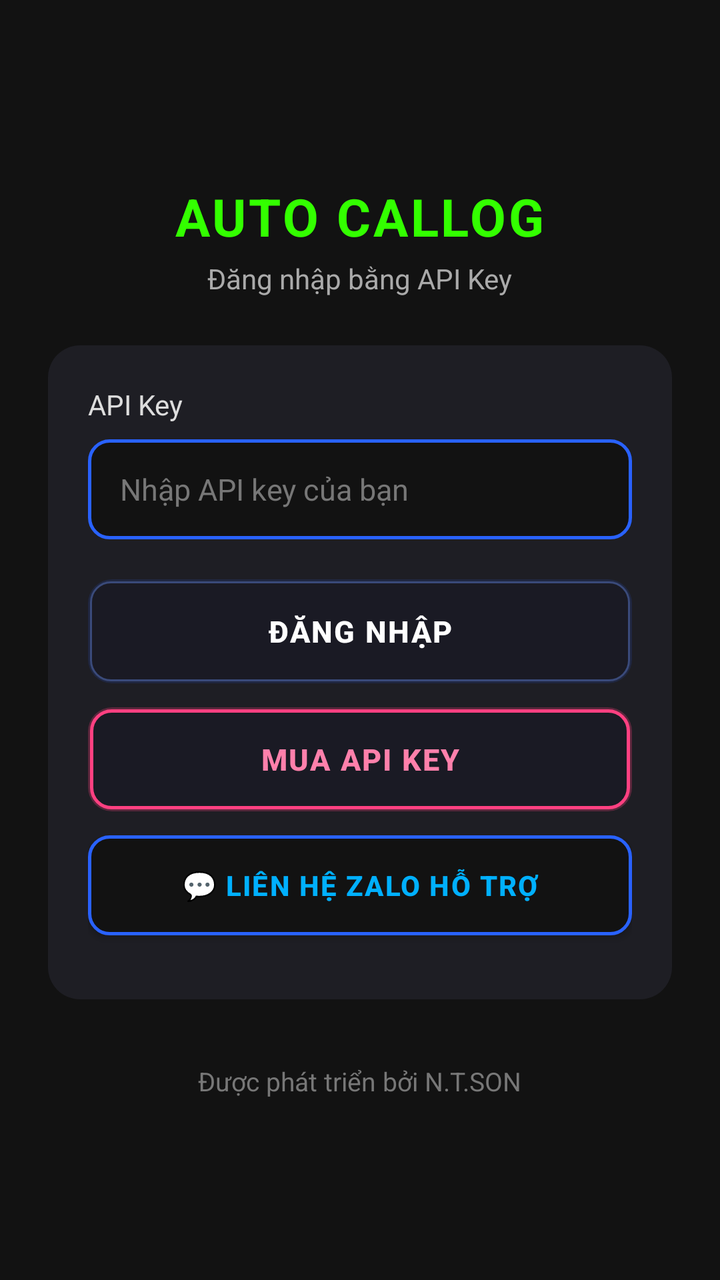
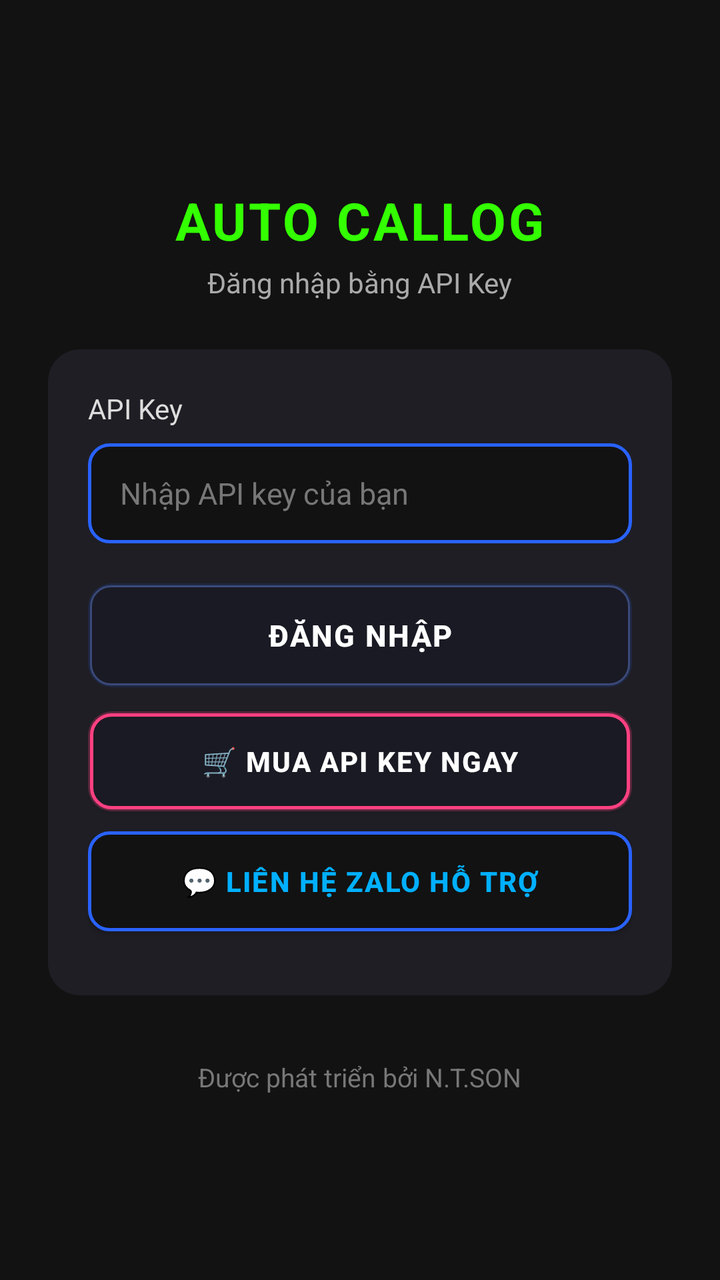

Screens rendered from an Android XML layout before and after an edit, with the pre-edit source and the edit as a unified diff.
<!-- AndroidManifest.xml: application theme Theme.AppCompat.Light.NoActionBar -->
<!-- res/layout/activity_check_key.xml -->
<?xml version="1.0" encoding="utf-8"?>
<LinearLayout xmlns:android="http://schemas.android.com/apk/res/android"
    android:layout_width="match_parent"
    android:layout_height="match_parent"
    android:orientation="vertical"
    android:gravity="center"
    android:background="#121212"
    android:padding="24dp">

    
    <TextView
        android:layout_width="wrap_content"
        android:layout_height="wrap_content"
        android:text="AUTO CALLOG"
        android:textSize="26sp"
        android:textStyle="bold"
        android:textColor="#33FF00"
        android:letterSpacing="0.05"
        android:layout_marginBottom="4dp"/>

    <TextView
        android:layout_width="wrap_content"
        android:layout_height="wrap_content"
        android:text="Đăng nhập bằng API Key"
        android:textSize="14sp"
        android:textColor="#AAAAAA"
        android:layout_marginBottom="24dp"/>

    
    <LinearLayout
        android:layout_width="match_parent"
        android:layout_height="wrap_content"
        android:orientation="vertical"
        android:background="@drawable/bg_card_license"
        android:padding="20dp"
        android:layout_marginBottom="32dp">

        <TextView
            android:layout_width="wrap_content"
            android:layout_height="wrap_content"
            android:text="API Key"
            android:textSize="14sp"
            android:textColor="#DDDDDD"
            android:layout_marginBottom="8dp"/>

        
        <EditText
            android:id="@+id/etKey"
            android:layout_width="match_parent"
            android:layout_height="50dp"
            android:hint="Nhập API key của bạn"
            android:textColorHint="#777777"
            android:textColor="#FFFFFF"
            android:textSize="15sp"
            android:background="@drawable/bg_edit_text"
            android:paddingHorizontal="16dp"
            android:singleLine="true"
            android:layout_marginBottom="20dp"/>

        
        <Button
            android:id="@+id/btnCheckKey"
            android:layout_width="match_parent"
            android:layout_height="52dp"
            android:text="ĐĂNG NHẬP"
            android:textColor="#FFFFFF"
            android:textStyle="bold"
            android:textSize="15sp"
            android:letterSpacing="0.05"
            android:background="@drawable/bg_btn_launch"
            android:layout_marginBottom="12dp"
            style="?android:attr/borderlessButtonStyle"/>

        
        <Button
            android:id="@+id/btnBuyKey"
            android:layout_width="match_parent"
            android:layout_height="52dp"
            android:text="MUA API KEY"
            android:textColor="#FF80AB"
            android:textStyle="bold"
            android:textSize="15sp"
            android:letterSpacing="0.05"
            android:background="@drawable/bg_btn_neon_pink"
            android:layout_marginBottom="12dp"
            style="?android:attr/borderlessButtonStyle"/>

        
        <Button
            android:id="@+id/btnContactZalo"
            android:layout_width="match_parent"
            android:layout_height="50dp"
            android:text="💬 LIÊN HỆ ZALO HỖ TRỢ"
            android:textColor="#00B0FF"
            android:textStyle="bold"
            android:textSize="14sp"
            android:letterSpacing="0.05"
            android:background="@drawable/bg_edit_text"
            android:layout_marginBottom="12dp"
            android:elevation="4dp"
            style="?android:attr/buttonStyle"/>

    </LinearLayout>

    
    <TextView
        android:layout_width="wrap_content"
        android:layout_height="wrap_content"
        android:text="Được phát triển bởi N.T.SON"
        android:textSize="13sp"
        android:textColor="#777777"/>

</LinearLayout>
<!-- resources referenced by this layout -->
<resources>
  <!-- drawable bg_btn_launch (drawable) -->
  <?xml version="1.0" encoding="utf-8"?>
  <selector xmlns:android="http://schemas.android.com/apk/res/android">
      
      
      <item android:state_pressed="true">
          <layer-list>
              
              <item>
                  <shape android:shape="rectangle">
                      <solid android:color="#445588FF"/>
                      <corners android:radius="12dp"/>
                  </shape>
              </item>
              
              <item android:top="2dp" android:bottom="0dp" android:left="1dp" android:right="1dp">
                  <shape android:shape="rectangle">
                      <solid android:color="#242438"/>
                      <corners android:radius="10dp"/>
                      <stroke android:width="1.5dp" android:color="#5577FF"/>
                  </shape>
              </item>
          </layer-list>
      </item>
  
      
      <item>
          <layer-list>
              
              <item>
                  <shape android:shape="rectangle">
                      <solid android:color="#223366FF"/>
                      <corners android:radius="12dp"/>
                  </shape>
              </item>
              
              <item android:top="1dp" android:bottom="1dp" android:left="1dp" android:right="1dp">
                  <shape android:shape="rectangle">
                      <solid android:color="#1A1A24"/>
                      <corners android:radius="10dp"/>
                      <stroke android:width="1dp" android:color="#3A4A7A"/>
                  </shape>
              </item>
          </layer-list>
      </item>
  
  </selector>
  <!-- drawable bg_btn_neon_pink (drawable) -->
  <?xml version="1.0" encoding="utf-8"?>
  <layer-list xmlns:android="http://schemas.android.com/apk/res/android">
      
      <item>
          <shape android:shape="rectangle">
              <solid android:color="#44FF4081"/>
              <corners android:radius="12dp"/>
          </shape>
      </item>
      
      
      <item android:top="1dp" android:bottom="1dp" android:left="1dp" android:right="1dp">
          <shape android:shape="rectangle">
              <solid android:color="#1A1A24"/>
              <corners android:radius="10dp"/>
              <stroke android:width="1.5dp" android:color="#FF4081"/>
          </shape>
      </item>
  </layer-list>
  <!-- drawable bg_card_license (drawable) -->
  <?xml version="1.0" encoding="utf-8"?>
  <shape xmlns:android="http://schemas.android.com/apk/res/android"
      android:shape="rectangle">
      <solid android:color="#1E1E24"/>
      <corners android:radius="16dp"/>
  </shape>
  <!-- drawable bg_edit_text (drawable) -->
  <?xml version="1.0" encoding="utf-8"?>
  <shape xmlns:android="http://schemas.android.com/apk/res/android"
      android:shape="rectangle">
      <solid android:color="#121212"/>
      <stroke android:width="1.5dp" android:color="#2962FF"/>
      <corners android:radius="10dp"/>
  </shape>
</resources>

<!-- the commit's change to res/layout/activity_check_key.xml (unified diff, before → after) -->
@@ -75,15 +75,17 @@
         <Button
             android:id="@+id/btnBuyKey"
             android:layout_width="match_parent"
-            android:layout_height="52dp"
-            android:text="MUA API KEY"
-            android:textColor="#FF80AB"
+            android:layout_height="50dp"
+            android:text="🛒 MUA API KEY NGAY"
+            android:textColor="#FFFFFF"
             android:textStyle="bold"
-            android:textSize="15sp"
+            android:textSize="14sp"
             android:letterSpacing="0.05"
             android:background="@drawable/bg_btn_neon_pink"
-            android:layout_marginBottom="12dp"
-            style="?android:attr/borderlessButtonStyle"/>
+            android:foreground="?android:attr/selectableItemBackground"
+            android:layout_marginBottom="10dp"
+            android:elevation="4dp"
+            style="?android:attr/buttonStyle"/>
 
         
         <Button
@@ -96,6 +98,7 @@
             android:textSize="14sp"
             android:letterSpacing="0.05"
             android:background="@drawable/bg_edit_text"
+            android:foreground="?android:attr/selectableItemBackground"
             android:layout_marginBottom="12dp"
             android:elevation="4dp"
             style="?android:attr/buttonStyle"/>
